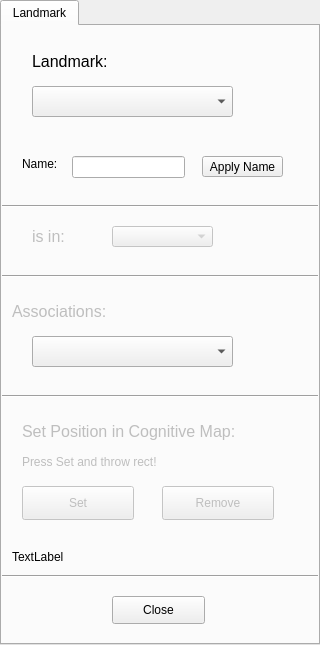
Qt form forms/widgetlandmark.ui (JuPedSim/jpseditor) before a commit.
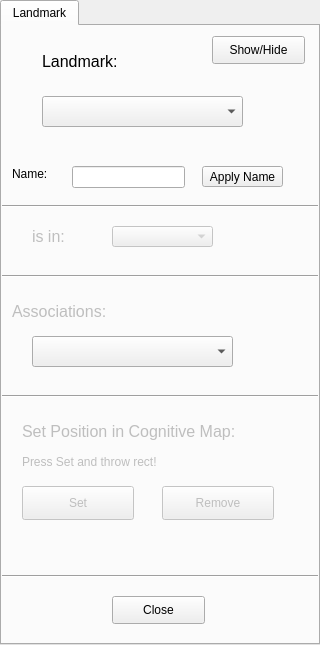
The same form after that commit.

Commit message: show/hide landmarks and their ellipses

What changed in the file:
```diff
--- a/forms/widgetlandmark.ui
+++ b/forms/widgetlandmark.ui
@@ -23,7 +23,7 @@
    <widget class="QLabel" name="label">
     <property name="geometry">
      <rect>
-      <x>30</x>
+      <x>40</x>
       <y>20</y>
       <width>191</width>
       <height>31</height>
@@ -130,7 +130,7 @@
     <property name="geometry">
      <rect>
       <x>70</x>
-      <y>130</y>
+      <y>140</y>
       <width>113</width>
       <height>22</height>
      </rect>
@@ -139,8 +139,8 @@
    <widget class="QLabel" name="label_4">
     <property name="geometry">
      <rect>
-      <x>20</x>
-      <y>130</y>
+      <x>10</x>
+      <y>140</y>
       <width>51</width>
       <height>16</height>
      </rect>
@@ -158,7 +158,7 @@
     <property name="geometry">
      <rect>
       <x>200</x>
-      <y>130</y>
+      <y>140</y>
       <width>81</width>
       <height>21</height>
      </rect>
@@ -183,8 +183,8 @@
    <widget class="QComboBox" name="list_landmarks">
     <property name="geometry">
      <rect>
-      <x>30</x>
-      <y>60</y>
+      <x>40</x>
+      <y>70</y>
       <width>201</width>
       <height>31</height>
      </rect>
@@ -291,7 +291,7 @@
      </rect>
     </property>
     <property name="text">
-     <string>TextLabel</string>
+     <string/>
     </property>
    </widget>
    <widget class="Line" name="line_5">
@@ -307,6 +307,19 @@
      <enum>Qt::Horizontal</enum>
     </property>
    </widget>
+   <widget class="QPushButton" name="button_showhide">
+    <property name="geometry">
+     <rect>
+      <x>210</x>
+      <y>10</y>
+      <width>93</width>
+      <height>28</height>
+     </rect>
+    </property>
+    <property name="text">
+     <string>Show/Hide</string>
+    </property>
+   </widget>
   </widget>
  </widget>
  <resources/>
```
The commit also changes 3 other files.
